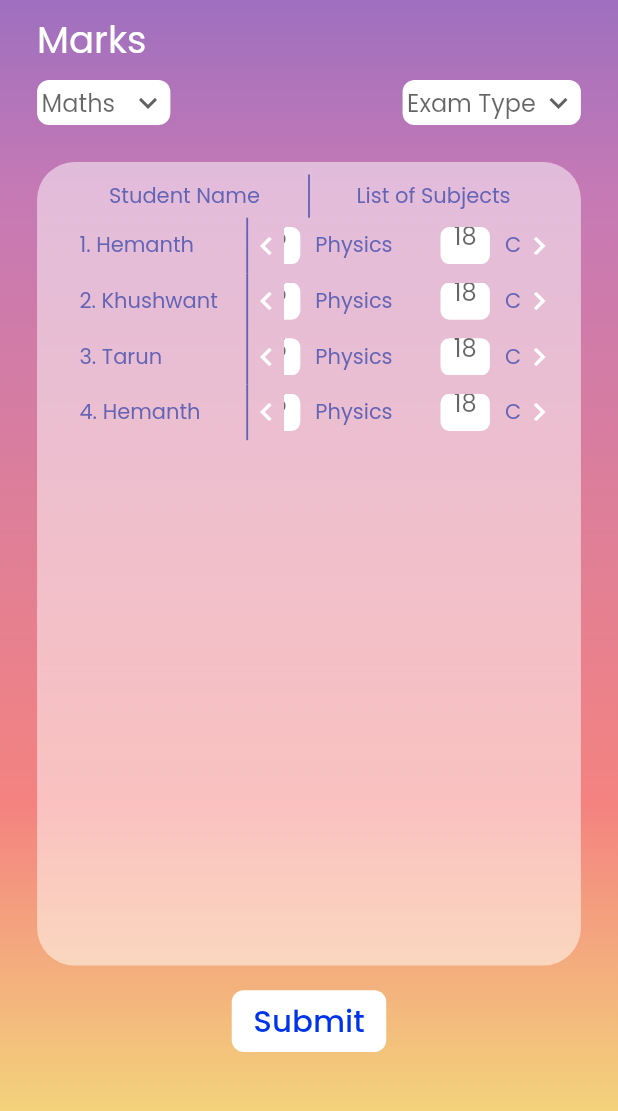
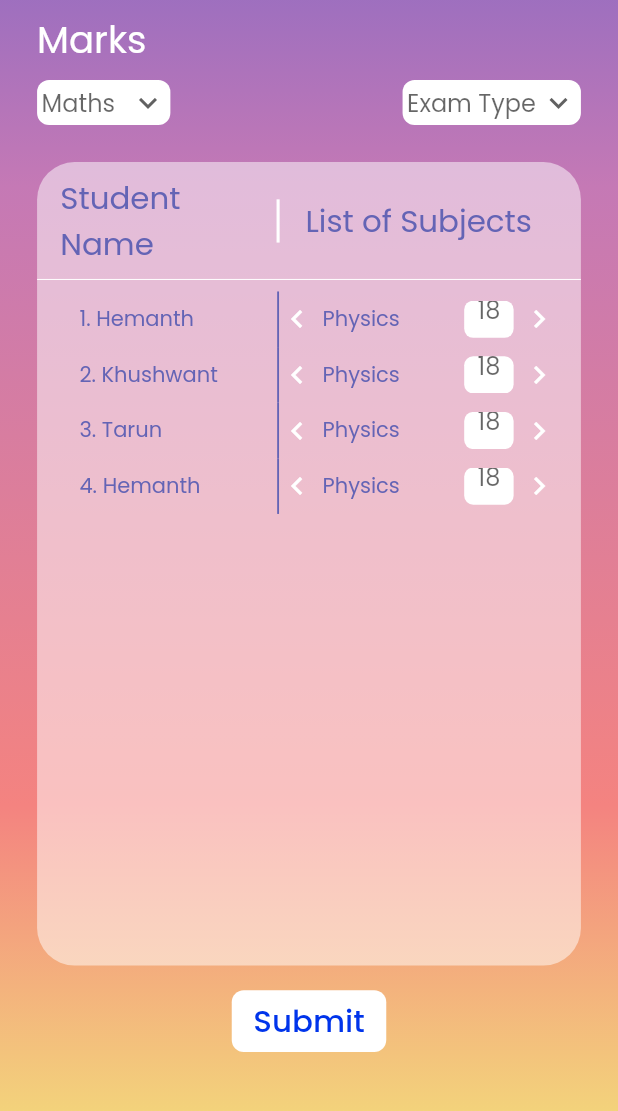
Before and after one commit to IVARA-Application/IV-APP-DEV-TEAM-2, a Flutter app: the TeacherMarks screen opened directly, on a phone screen of 412 x 824 dp, the part 122-1233 px from its top. Run offline on Flutter 3.47's test engine with Material 2 defaults, Android fonts, the phone set to English and light mode, and no system bars; drawn by our look-alikes of carousel_slider; our stand-ins replace cached_network_image, carousel_pro, chewie, circular_countdown_timer, cloud_firestore, dropdown_formfield and 13 more; missing offline and left inert: condition, flutter_cached_pdfview, flutter_downloader, flutter_glow; accounts and stored records are empty.

Commit message:
Update marks.dart

```diff
--- a/lib/teacher_screen/homepage_screens/marks.dart
+++ b/lib/teacher_screen/homepage_screens/marks.dart
@@ -74,7 +74,10 @@ class _TeacherMarksState extends State<TeacherMarks> {
   }
 
   Widget makeStudentList(height, width) {
-    return ListView.builder(
+    return MediaQuery.removePadding(
+      context: context,
+      removeTop: true,
+      child: ListView.builder(
           itemCount: marks.length,
           itemBuilder: (context, index) {
             CarouselController buttonCarouselController = CarouselController();
@@ -83,19 +86,17 @@ class _TeacherMarksState extends State<TeacherMarks> {
               children: [
                 Container(
                     padding: EdgeInsets.only(left: width * 0.03),
-                  width: width * 0.3,
+                    width: width * 0.35,
                     child: Text(
                         (index + 1).toString() + '. ' + marks[index]['name'],
                         style: TextStyle(color: kPurple))),
                 Container(
-                  height: height * 0.045, width: width * 0.003, color: kPurple),
+                    height: height * 0.045,
+                    width: width * 0.003,
+                    color: kPurple),
                 Container(
-                width: width * 0.5,
+                  width: width * 0.45,
                   child: Center(
-                    // child: Text(
-                    //   'List of Subjects',
-                    //   style: TextStyle(color: kPurple),
-                    // ),
                       child: SizedBox(
                     height: height * 0.03,
                     child: Row(
@@ -110,7 +111,8 @@ class _TeacherMarksState extends State<TeacherMarks> {
                           child: CarouselSlider(
                             carouselController: buttonCarouselController,
                             options: CarouselOptions(
-                            height: width * 0.4,
+                              viewportFraction: 1.0,
+                              enlargeCenterPage: false,
                             ),
                             items: marks[index]['marks'].map<Widget>((i) {
                               return Builder(
@@ -139,7 +141,10 @@ class _TeacherMarksState extends State<TeacherMarks> {
                                                 child: TextField(
                                                   textAlign: TextAlign.center,
                                                   decoration: InputDecoration(
-                                                  contentPadding: EdgeInsets.only(bottom:height*0.015),
+                                                      contentPadding:
+                                                          EdgeInsets.only(
+                                                              bottom: height *
+                                                                  0.015),
                                                       border: InputBorder.none,
                                                       hintText: i['marks']),
                                                 ),
@@ -165,7 +170,8 @@ class _TeacherMarksState extends State<TeacherMarks> {
                 )
               ],
             );
-        });
+          }),
+    );
   }
 
   @override
@@ -179,6 +185,7 @@ class _TeacherMarksState extends State<TeacherMarks> {
           decoration: kBGdecoration,
           height: double.infinity,
           width: double.infinity,
+          child: SingleChildScrollView(
                       child: Container(
               padding: EdgeInsets.symmetric(horizontal: width * 0.06),
               child: Column(
@@ -242,21 +249,26 @@ class _TeacherMarksState extends State<TeacherMarks> {
                             mainAxisAlignment: MainAxisAlignment.center,
                             children: [
                               Container(
-                                width: width * 0.4,
+                                  width: width * 0.35,
                                   child: Center(
                                       child: Text('Student Name',
-                                        style: TextStyle(color: kPurple)))),
+                                          style: TextStyle(
+                                              color: kPurple,
+                                              fontSize: height * 0.025)))),
                               Container(
                                   height: height * 0.035,
-                                width: width * 0.003,
-                                color: kPurple),
+                                  width: width * 0.005,
+                                  color: Colors.white),
                               Container(
-                                width: width * 0.4,
+                                  width: width * 0.45,
                                   child: Center(
                                       child: Text('List of Subjects',
-                                        style: TextStyle(color: kPurple))))
+                                          style: TextStyle(
+                                              color: kPurple,
+                                              fontSize: height * 0.025))))
                             ],
                           ),
+                          Divider(color: Colors.white),
                           Expanded(
                             child: makeStudentList(height, width),
                           )
@@ -279,6 +291,7 @@ class _TeacherMarksState extends State<TeacherMarks> {
                   )
                 ],
               ),
+            ),
           )),
     );
   }
```
Lines whose indentation alone changed are shown as unchanged.
